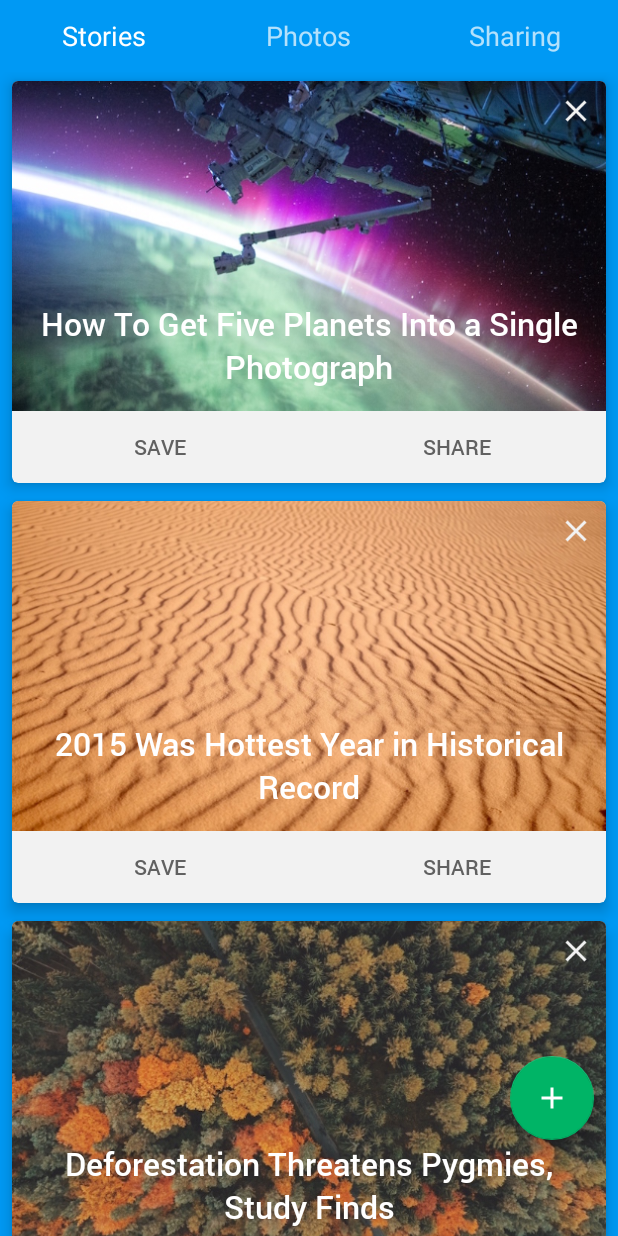
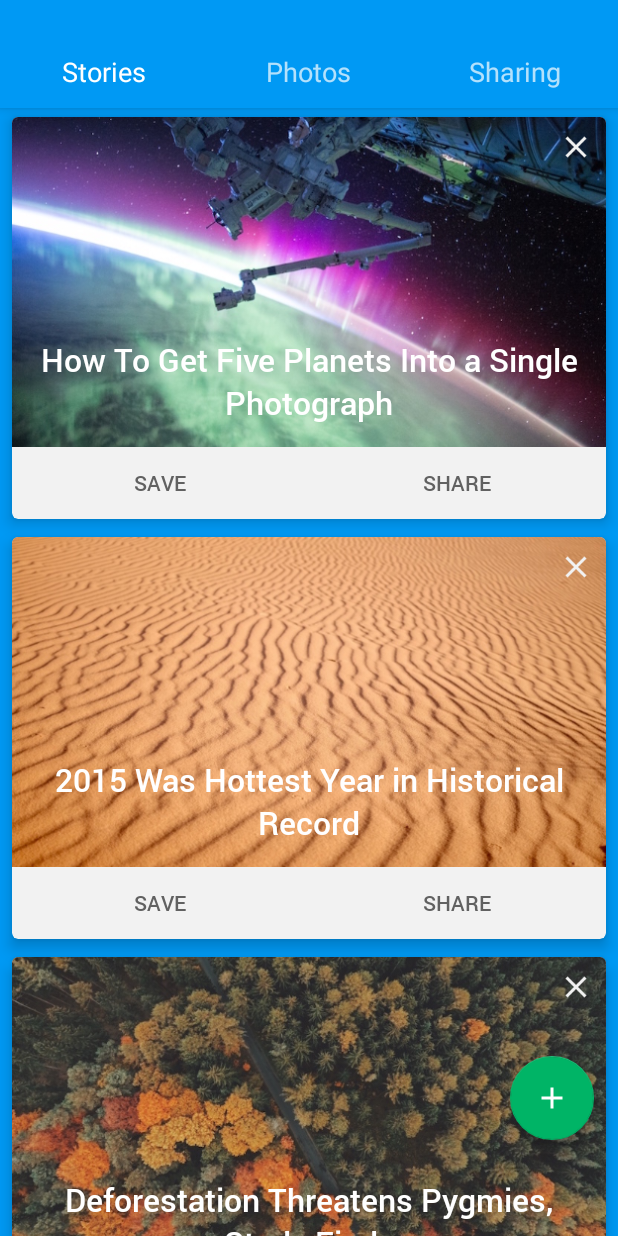
Before and after one commit to iferdelja/colored-tabs, an Android app: the screen it shows after launch (MainActivity), on a phone screen of 412 x 824 dp. Run offline under Robolectric (Android 15) with nearby library versions, the phone set to English and light mode, and no system bars.

Commit message:
Added immersion support.

```diff
--- a/android/ColoredTabs/app/src/main/java/com/ivanferdelja/coloredtabs/InsetLayout.java
+++ b/android/ColoredTabs/app/src/main/java/com/ivanferdelja/coloredtabs/InsetLayout.java
@@ -17,7 +17,7 @@ public class InsetLayout extends RelativeLayout {
     @Override
     public WindowInsets onApplyWindowInsets(WindowInsets insets) {
         if (!consumed) {
-            setPadding(getPaddingLeft(), getPaddingTop() + insets.getSystemWindowInsetTop(),
+            setPadding(getPaddingLeft(), getPaddingTop(),// + insets.getSystemWindowInsetTop(),
                     getPaddingRight(), getPaddingBottom());
             insets = insets.consumeSystemWindowInsets().consumeStableInsets();
             consumed = true;
--- a/android/ColoredTabs/app/src/main/java/com/ivanferdelja/coloredtabs/MainActivity.java
+++ b/android/ColoredTabs/app/src/main/java/com/ivanferdelja/coloredtabs/MainActivity.java
@@ -2,10 +2,13 @@ package com.ivanferdelja.coloredtabs;
 
 import android.animation.ArgbEvaluator;
 import android.os.Bundle;
+import android.support.design.widget.AppBarLayout;
+import android.support.design.widget.CoordinatorLayout;
 import android.support.design.widget.FloatingActionButton;
 import android.support.design.widget.TabLayout;
 import android.support.v4.app.Fragment;
 import android.support.v4.app.FragmentPagerAdapter;
+import android.support.v4.view.ViewCompat;
 import android.support.v4.view.ViewPager;
 import android.support.v7.app.AppCompatActivity;
 import android.view.View;
@@ -20,6 +23,12 @@ public class MainActivity extends AppCompatActivity {
         final TabLayout tabLayout = (TabLayout) findViewById(R.id.my_tabbar);
         final ViewPager viewPager = (ViewPager) findViewById(R.id.pager);
         final FloatingActionButton fab = (FloatingActionButton) findViewById(R.id.fab);
+        CoordinatorLayout coordinatorLayout = (CoordinatorLayout) findViewById(R.id.coordinator_layout);
+        final AppBarLayout appBarLayout = (AppBarLayout)findViewById(R.id.appbar_layout);
+
+        appBarLayout.setBackgroundDrawable(null);
+        //appBarLayout.setElevation(0);
+        //ViewCompat.setElevation(appBarLayout, 0);
 
         fab.setOnClickListener(new View.OnClickListener() {
             @Override
@@ -33,7 +42,7 @@ public class MainActivity extends AppCompatActivity {
         tabLayout.setSelectedTabIndicatorHeight(0);
 
         tabLayout.setSystemUiVisibility(View.SYSTEM_UI_FLAG_LAYOUT_FULLSCREEN);
-        getWindow().setStatusBarColor(getColor(android.R.color.transparent));
+        getWindow().setStatusBarColor(getColor(R.color.black_20percent));
 
         tabLayout.setOnTabSelectedListener(new TabLayout.OnTabSelectedListener() {
             @Override
@@ -45,6 +54,7 @@ public class MainActivity extends AppCompatActivity {
                 } else if (getString(R.string.tabC).equals(tab.getText())) {
                     viewPager.setCurrentItem(2);
                 }
+
             }
 
             @Override
@@ -130,7 +140,7 @@ public class MainActivity extends AppCompatActivity {
             int color = (int) evaluator.evaluate(positionOffset, startColor, endColor);
             tabLayout.getRootView().setBackgroundColor(color);
             tabLayout.setBackgroundColor(color);
-            tabLayout.setElevation(elevation);
+            //tabLayout.setElevation(elevation);
 
             if (position == 0 && positionOffset < 0.1) {
                 floatingActionButton.show();
--- a/android/ColoredTabs/app/src/main/java/com/ivanferdelja/coloredtabs/PhotoFragment.java
+++ b/android/ColoredTabs/app/src/main/java/com/ivanferdelja/coloredtabs/PhotoFragment.java
@@ -12,6 +12,7 @@ public class PhotoFragment extends Fragment {
     public View onCreateView(LayoutInflater inflater, ViewGroup container, Bundle savedInstanceState) {
         final View view = inflater.inflate(R.layout.fragment_photos, container, false);
         final GridView gridView = (GridView) view.findViewById(R.id.grid);
+        gridView.setNestedScrollingEnabled(true);
         gridView.setAdapter(new PhotoAdapter(getContext()));
         return view;
     }
--- a/android/ColoredTabs/app/src/main/res/layout/activity_main.xml
+++ b/android/ColoredTabs/app/src/main/res/layout/activity_main.xml
@@ -5,19 +5,40 @@
                                           android:layout_height="match_parent"
                                           tools:context=".MainActivity">
 
+    <android.support.design.widget.CoordinatorLayout
+        android:id="@+id/coordinator_layout"
+        android:layout_width="match_parent"
+        android:layout_height="wrap_content"
+        android:background="@null"
+        android:elevation="0dp">
+
+        <android.support.design.widget.AppBarLayout
+            android:id="@+id/appbar_layout"
+            android:layout_width="match_parent"
+            android:layout_height="wrap_content"
+            android:background="@null"
+            android:elevation="0dp"
+            >
+
             <android.support.design.widget.TabLayout
                 android:id="@+id/my_tabbar"
                 android:layout_width="match_parent"
                 android:layout_height="wrap_content"
+                app:layout_scrollFlags="scroll|enterAlways"
+                android:paddingTop="24dp"
                 app:tabTextAppearance="@style/TabText"/>
+        </android.support.design.widget.AppBarLayout>
+
 
         <android.support.v4.view.ViewPager
             android:id="@+id/pager"
             xmlns:android="http://schemas.android.com/apk/res/android"
             android:layout_width="match_parent"
             android:layout_height="match_parent"
-        android:layout_below="@id/my_tabbar"
+            android:layout_below="@id/coordinator_layout"
+            app:layout_behavior="@string/appbar_scrolling_view_behavior"
             />
+    </android.support.design.widget.CoordinatorLayout>
 
     <android.support.design.widget.FloatingActionButton
         android:id="@+id/fab"
@@ -25,8 +46,8 @@
         android:layout_height="wrap_content"
         android:layout_alignParentBottom="true"
         android:layout_alignParentEnd="true"
+        android:layout_marginBottom="@dimen/fab_bottom_margin"
         android:layout_marginRight="16dp"
-        android:layout_marginBottom="@dimen/fab_bottom_margin"
         android:elevation="6dp"
         android:src="@drawable/ic_add"
         app:backgroundTint="@color/colorC"
--- a/android/ColoredTabs/app/src/main/res/values/colors.xml
+++ b/android/ColoredTabs/app/src/main/res/values/colors.xml
@@ -13,5 +13,6 @@
     <color name="fab_color_2">#9c27b0</color>
     <color name="fab_color_2_muted">#a56ab0</color>
     <color name="black_30percent">#4D000000</color>
+    <color name="black_20percent">#33000000</color>
     <color name="card_bg_light">#FFFAFAFA</color>
 </resources>
```
Lines whose indentation alone changed are shown as unchanged.
